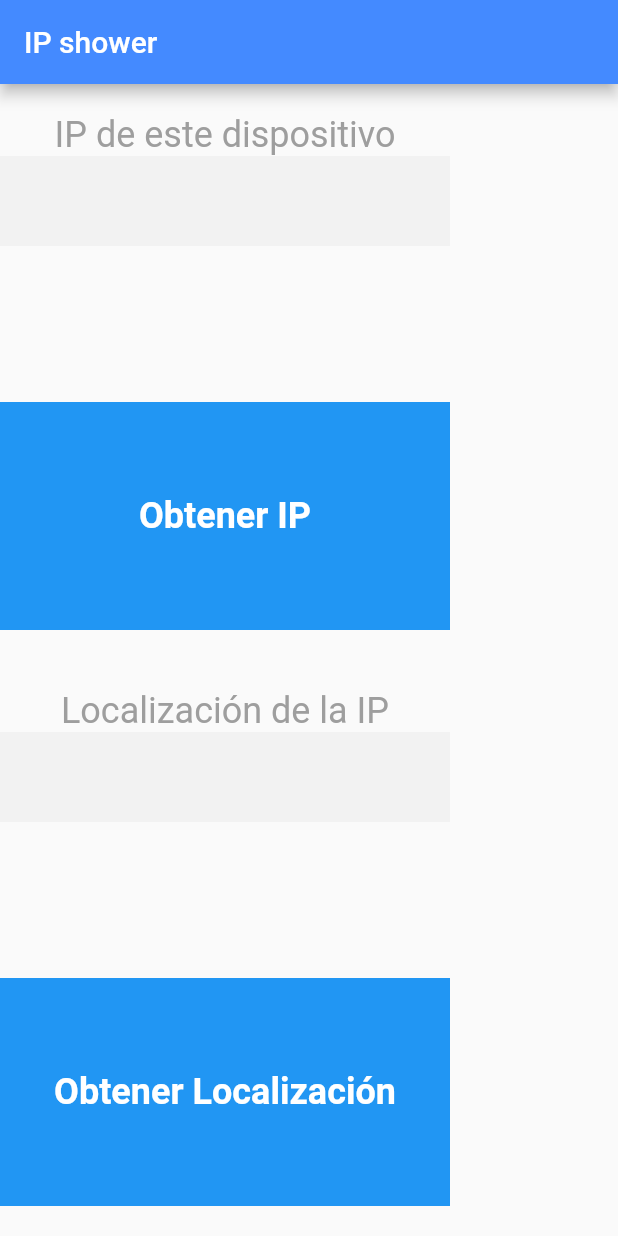
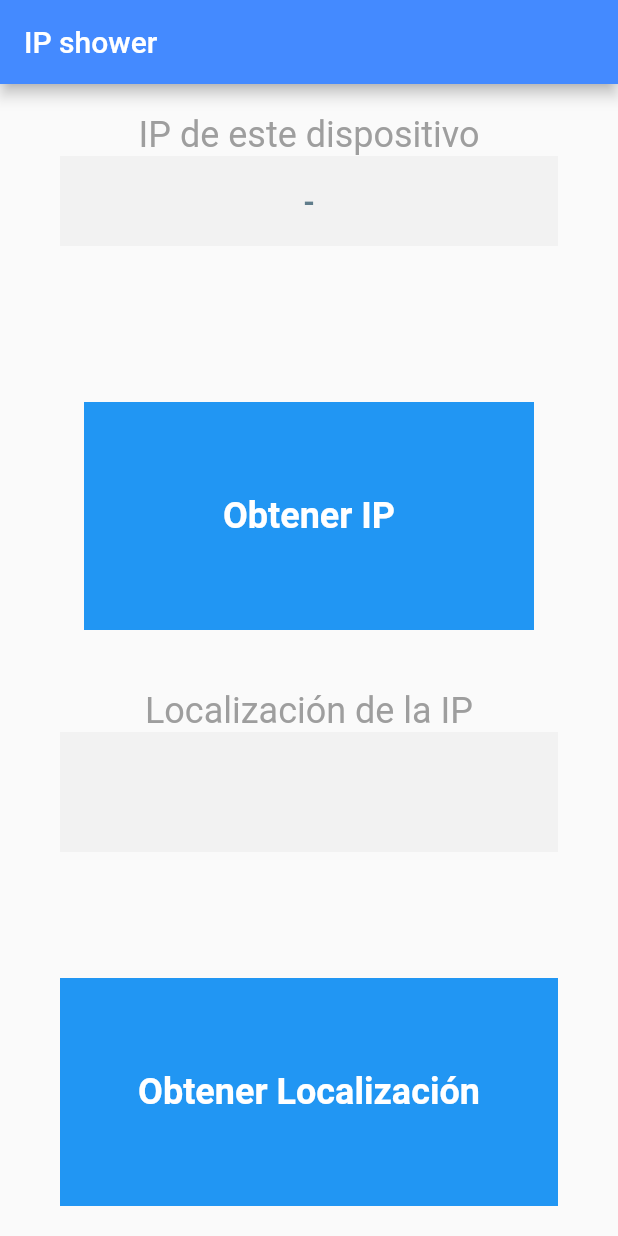
Before and after one commit to arhcoder/IPS_Mobile, a Flutter app: the screen it shows after launch, on a phone screen of 412 x 824 dp. Run offline on Flutter 3.47's test engine with Material 2 defaults, Android fonts, the light colour scheme and no system bars; our stand-ins replace get; network calls fail.

Commit message:
Se agregó un controlador de GetX que refleja lo traído de las APIS al presionar un botón, y se movió el código que antes estaba en Main.dart a un Screen llamado Home.

```diff
--- /dev/null
+++ b/lib/Controller/ip_controller.dart
@@ -0,0 +1,35 @@
+import 'package:get/get.dart';
+
+import 'dart:convert';
+import 'package:http/http.dart' as http;
+
+class IPController extends GetxController
+{
+    var ip = "-".obs;
+    var location = "".obs;
+
+    // Métodos //
+    getIp()
+    {
+        /// Accede al API de Ipify y cambia la IP del dispositivo actual ///
+        final url = "https://api.ipify.org/?format=json";
+
+        http.get(Uri.parse(url)).then((http.Response response)
+        {
+            final APImap = jsonDecode(response.body);
+            ip.value = "${APImap['ip']}";
+        });
+    }
+
+    geoIp(String ip)
+    {
+        /// Recibe una IP de referencia y regresa su locaclización ///
+        final url = "https://ipinfo.io/189.239.24.18/geo";
+
+        http.get(Uri.parse(url)).then((http.Response response)
+        {
+            final APImap = jsonDecode(response.body);
+            location.value = "${APImap['city']}, ${APImap['region']}, ${APImap['country']}";
+        });
+    }
+}
--- /dev/null
+++ b/lib/Screens/Home.dart
@@ -0,0 +1,91 @@
+import 'package:flutter/material.dart';
+
+import 'package:ivan_alejandro_ramos_herrera_4493981375/Controller/ip_controller.dart';
+import 'package:get/get.dart';
+
+import 'package:ivan_alejandro_ramos_herrera_4493981375/Widgets/generic_double_label.dart';
+import 'package:ivan_alejandro_ramos_herrera_4493981375/Widgets/generic_button.dart';
+
+class Home extends StatelessWidget
+{
+    final controller = Get.put(IPController());
+
+    @override
+    Widget build(BuildContext context)
+    {
+        // Variables de Tema //
+        double device_width = MediaQuery.of(context).size.width;
+        double device_height = MediaQuery.of(context).size.height;
+        Color app_primary_color = Colors.blueAccent;
+        Color app_secundary_color = Colors.blue;
+        Color font_primary_color = Colors.grey;
+        Color font_secundary_color = Colors.blueGrey;
+
+        return Obx (() => Container
+        (
+            child: Column
+            (
+                mainAxisAlignment: MainAxisAlignment.center,
+                crossAxisAlignment: CrossAxisAlignment.center,
+
+                children:
+                [
+                    // Etiqueta que muestra el IP del dispositivo //
+                    Expanded
+                    (
+                        child: GenericDoubleLabel
+                        (
+                            title: "IP de este dispositivo",
+                            text: "${controller.ip}",
+                            width: device_width - 80.0,
+                            height: 60.0,
+                            backgroundColor: Color(0xFFF2F2F2),
+                            fontTitleColor: font_primary_color,
+                            fontTextColor: font_secundary_color
+                        )
+                    ),
+                    // Botón para obtener la ip del dispositivo //
+                    Expanded
+                    (
+                        child: GenericButton
+                        (
+                            text: "Obtener IP",
+                            method: controller.getIp(),
+                            width: 300,
+                            height: 30.0,
+                            backgroundColor: app_secundary_color,
+                            fontColor: Colors.white,
+                        )
+                    ),
+                    // Etiqueta que muestra la localización de la IP //
+                    Expanded
+                    (
+                        child: GenericDoubleLabel
+                        (
+                            title: "Localización de la IP",
+                            text: "${controller.location}",
+                            width: device_width - 80.0,
+                            height: 80.0,
+                            backgroundColor: Color(0xFFF2F2F2),
+                            fontTitleColor: font_primary_color,
+                            fontTextColor: font_secundary_color
+                        )
+                    ),
+                    // Botón para obtener la localización de la IP //
+                    Expanded
+                    (
+                        child: GenericButton
+                        (
+                            text: "Obtener Localización",
+                            method: controller.geoIp(controller.getIp()),
+                            width: device_width - 80.0,
+                            height: 30.0,
+                            backgroundColor: app_secundary_color,
+                            fontColor: Colors.white,
+                        )
+                    )
+                ]
+            )
+        ));
+    }
+}
--- a/lib/main.dart
+++ b/lib/main.dart
@@ -1,10 +1,6 @@
 import 'package:flutter/material.dart';
 
-import 'dart:convert';
-import 'package:http/http.dart' as http;
-
-import 'package:ivan_alejandro_ramos_herrera_4493981375/Widgets/generic_double_label.dart';
-import 'package:ivan_alejandro_ramos_herrera_4493981375/Widgets/generic_button.dart';
+import 'Screens/Home.dart';
 
 void main()
 {
@@ -16,111 +12,13 @@ class MyApp extends StatelessWidget
     @override
     Widget build(BuildContext context)
     {
-        // Variables de Tema //
-        //double device_width = MediaQuery.of(context).size.width;
-        //double device_height = /* MediaQuery.of(context).size.height;
-        Color app_primary_color = Colors.blueAccent;
-        Color app_secundary_color = Colors.blue;
-        Color font_primary_color = Colors.grey;
-        Color font_secundary_color = Colors.blueGrey;
-
-        String device_ip = "";
-        String device_localitation = "";
-
-        // Métodos //
-        String getIp()
-        {
-            /// Accede al API de Ipify y cambia la IP del dispositivo actual ///
-            final url = "https://api.ipify.org/?format=json";
-
-            http.get(Uri.parse(url)).then((http.Response response)
-            {
-                final APImap = jsonDecode(response.body);
-                return "${APImap['ip']}";
-            });
-        }
-
-        String geoIp(String ip)
-        {
-            /// Recibe una IP de referencia y regresa su locaclización ///
-            final url = "https://ipinfo.io/${ip}/geo";
-
-            http.get(Uri.parse(url)).then((http.Response response)
-            {
-                final APImap = jsonDecode(response.body);
-                return "${APImap['city']}, ${APImap['region']}, ${APImap['country']}";
-            });
-        }
-
         return MaterialApp
         (
             title: 'IP SHOWER',
             home: Scaffold
             (
-                appBar: AppBar(title: Text("IP shower"), backgroundColor: app_primary_color),
-                body: Column
-                (
-                    //mainAxisAlignment: MainAxisAlignment.center,
-                    crossAxisAlignment: CrossAxisAlignment.center,
-
-                    children:
-                    [
-                        // Etiqueta que muestra el IP del dispositivo //
-                        Expanded
-                        (
-                            child: GenericDoubleLabel
-                            (
-                                title: "IP de este dispositivo",
-                                text: device_ip,
-                                width: 300.0,
-                                height: 60.0,
-                                backgroundColor: Color(0xFFF2F2F2),
-                                fontTitleColor: font_primary_color,
-                                fontTextColor: font_secundary_color
-                            )
-                        ),
-                        // Botón para obtener la ip del dispositivo //
-                        Expanded
-                        (
-                            child: GenericButton
-                            (
-                                text: "Obtener IP",
-                                method: (){},
-                                width: 300,
-                                height: 30.0,
-                                backgroundColor: app_secundary_color,
-                                fontColor: Colors.white,
-                            )
-                        ),
-                        // Etiqueta que muestra la localización de la IP //
-                        Expanded
-                        (
-                            child: GenericDoubleLabel
-                            (
-                                title: "Localización de la IP",
-                                text: device_localitation,
-                                width: 300.0,
-                                height: 60.0,
-                                backgroundColor: Color(0xFFF2F2F2),
-                                fontTitleColor: font_primary_color,
-                                fontTextColor: font_secundary_color
-                            )
-                        ),
-                        // Botón para obtener la localización de la IP //
-                        Expanded
-                        (
-                            child: GenericButton
-                            (
-                                text: "Obtener Localización",
-                                method: (){},
-                                width: 300.0,
-                                height: 30.0,
-                                backgroundColor: app_secundary_color,
-                                fontColor: Colors.white,
-                            )
-                        )
-                    ]
-                )
+                appBar: AppBar(title: Text("IP shower"), backgroundColor: Colors.blueAccent),
+                body: Center(child: Home())
             )
         );
     }
--- a/pubspec.yaml
+++ b/pubspec.yaml
@@ -24,7 +24,7 @@ dependencies:
   flutter:
     sdk: flutter
   http:
-
+  get:
 
   # The following adds the Cupertino Icons font to your application.
   # Use with the CupertinoIcons class for iOS style icons.
```
Also changed, not shown: pubspec.lock.
